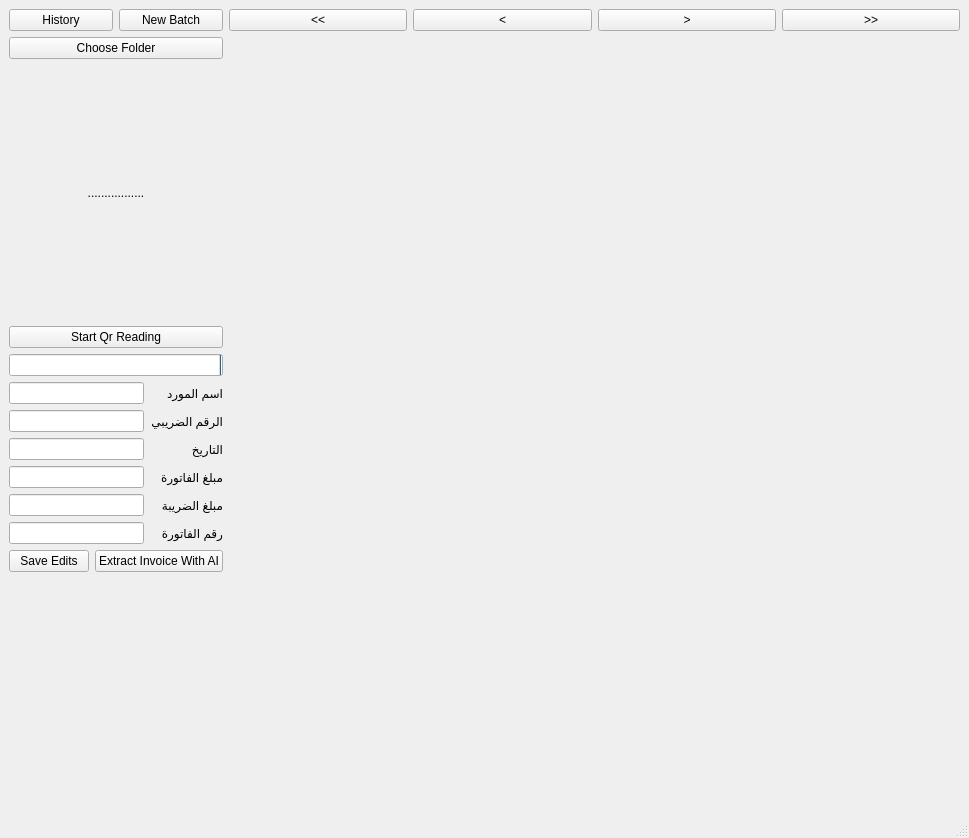
Above: qrdetector.ui from skardum/invoices-reader before the change. Below: the same form after it.
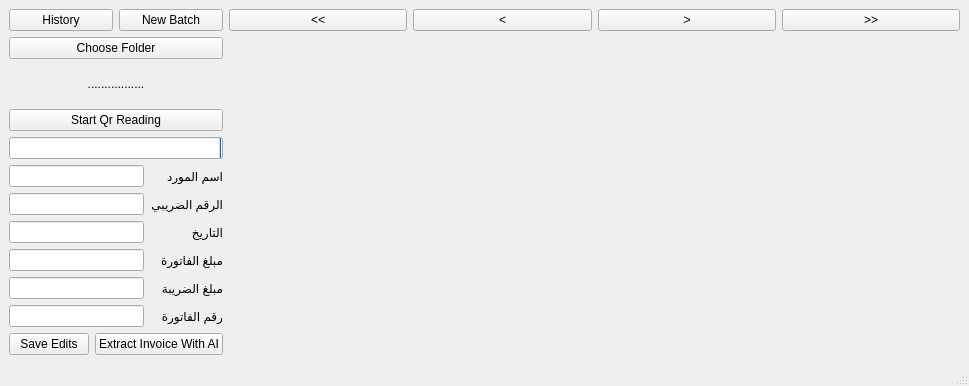
That is the form after the change.

Commit message: enhance image display

```diff
--- a/qrdetector.ui
+++ b/qrdetector.ui
@@ -7,7 +7,7 @@
     <x>0</x>
     <y>0</y>
     <width>969</width>
-    <height>838</height>
+    <height>386</height>
    </rect>
   </property>
   <property name="windowTitle">
```
The commit also changes 1 other file.
